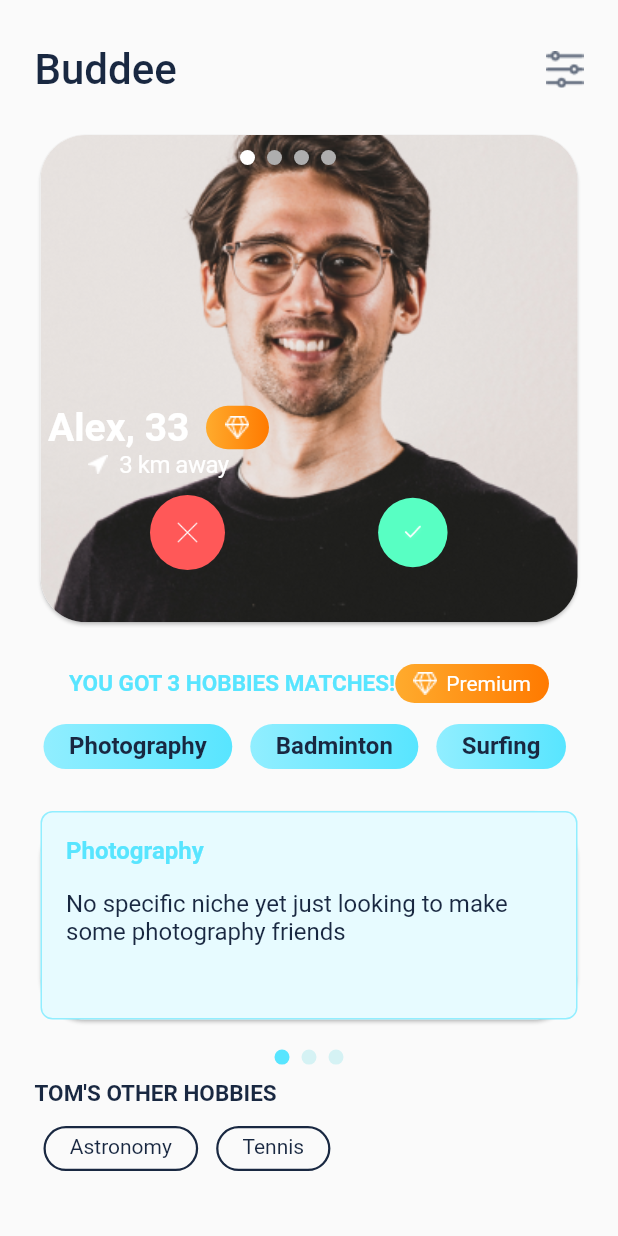
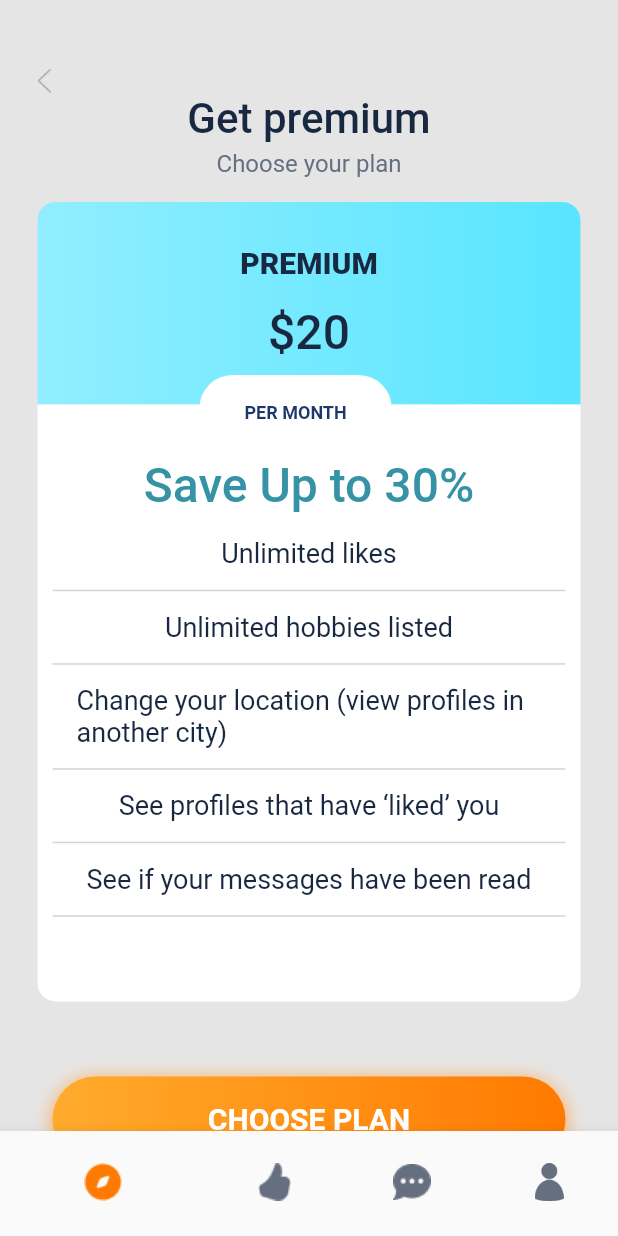
Before and after one commit to neelam-rajpoot-2000/design_premium_account, a Flutter app: the screen it shows after launch, on a phone screen of 412 x 824 dp. Run offline on Flutter 3.47's test engine with Material 2 defaults, Android fonts, the phone set to English and light mode, and no system bars; drawn by our look-alikes of carousel_slider, smooth_page_indicator; our stand-ins replace image_picker, webview_flutter; Roboto replaces fonts that are missing (assets/font/Poppins-Bold.ttf); project files that could hold a hidden picture were left out.

```diff
--- a/lib/constants/colors_constant.dart
+++ b/lib/constants/colors_constant.dart
@@ -24,5 +24,9 @@ class ColorConstants{
   static Color silverChaliceColor =Color(0xFFAEAEAE);
   static Color icebergColor =Color(0xFFD5F2F4);
   static Color bubblesColor =Color(0xFFE7FBFF);
-  //static Color anakiwaColor =Color(0xFF94BDFF);
+  static Color mercuryColor =Color(0xFFE5E5E5);
+  static Color biscayColor =Color(0xFF1D396B);
+  static Color blueColor =Color(0xFF3593A5);
+  static Color redColor =Color(0xFFFF4040);
+  static Color athensGrayColor =Color(0xFFE5E5EA);
 }
--- a/lib/constants/icons_constant.dart
+++ b/lib/constants/icons_constant.dart
@@ -21,6 +21,9 @@ class IconConstants{
   static const lines = '$base/lines.png';
   static const direction = '$base/direction.png';
   static const diamond1 = '$base/diamond1.png';
+  static const pay = '$base/Pay.png';
+  static const img = '$base/img.png';
+  static const  forward1= '$base/Icon.png';
 
 
 }
--- a/lib/constants/images_constant.dart
+++ b/lib/constants/images_constant.dart
@@ -16,6 +16,8 @@ class ImageConstants{
   static const boy1 = '$base/boy2.png';
   static const boy3 = '$base/boy3.png';
   static const girl = '$base/girl1.png';
+  static const cards = '$base/cards.png';
+  static const photo = '$base/photo.png';
 
 
 
--- a/lib/constants/string_constant.dart
+++ b/lib/constants/string_constant.dart
@@ -1,3 +1,5 @@
+import 'package:flutter/material.dart';
+
 class StringConstant{
   static const String helloText = 'Hello Again!';
   static const String signInAccountText = 'Sign in to your account';
@@ -101,6 +103,27 @@ class StringConstant{
   static const String alexOtherText = "ALEX' S OTHER HOBBIES";
   static const String buddeeText = 'Buddee';
   static const String surfingIsText = "Surfing is the study of everything in the universe beyond Earth's atmosphere. That includes objects like the Sun , the Moon , the planets, and the stars.";
+  static const String getPremiumText = 'Get premium';
+  static const String chooseYourPlanText = 'Choose your plan';
+  static const String dollarText = '\$20';
+  static const String premium1Text = 'PREMIUM';
+  static const String perMonthText = 'PER MONTH';
+  static const String saveUpText = 'Save Up to 30%';
+  static const String unlimitedLikesText = 'Unlimited likes';
+  static const String unlimitedHobbiesText = 'Unlimited hobbies listed';
+  static const String changeYourLocationText = 'Change your location (view profiles in another city)';
+  static const String seeProfilesText = 'See profiles that have ‘liked’ you';
+  static const String seeIfText = 'See if your messages have been read';
+  static const String choosePlanText = 'CHOOSE PLAN';
+  static const String cancelText = 'Cancel';
+  static const String vivaText = "VISA AVO INFINITE(••••1234)";
+  static const String payText = 'PAY GUACAMOLE S.R.O';
+  static const String dollar1Text = '\$99,99';
+  static const String confirmText = 'Confirm with Side Button';
+  static const String exploreText = 'Explore';
+  static const String congratulationsText = 'Congratulations!';
+  static const String goToText = 'GO TO BUDDEE';
+  static const String youAreText = 'You are now a premium account holder';
 
 
 
--- a/lib/main.dart
+++ b/lib/main.dart
@@ -4,6 +4,7 @@ import 'package:design_premium_account/modules/profile/privacy_policy/privacy_po
 import 'package:design_premium_account/routes/route_generator.dart';
 import 'package:flutter/material.dart';
 
+import 'modules/checkout_options/abb_hobbies_get_permium.dart';
 import 'modules/explore/explore_screens/explore_screen.dart';
 import 'modules/login_screens/add_hobbies/add_hobbies_badminton_one_hobby_screen.dart';
 import 'modules/login_screens/add_hobbies/add_hobbies_badminton_screen.dart';
@@ -35,7 +36,7 @@ class MyApp extends StatelessWidget {
   Widget build(BuildContext context) {
     return  MaterialApp(
       debugShowCheckedModeBanner: false,
-      home: ExploreScreen(),
+      home: GetPermium(),
       onGenerateRoute: RouteGenerator.generateRoute,
     );
   }
--- /dev/null
+++ b/lib/modules/checkout_options/abb_hobbies_get_permium.dart
@@ -0,0 +1,285 @@
+import 'package:design_premium_account/constants/string_constant.dart';
+import 'package:design_premium_account/constants/style_constant.dart';
+import 'package:flutter/material.dart';
+
+import '../../constants/colors_constant.dart';
+import '../../constants/icons_constant.dart';
+import '../../routes/route_generator.dart';
+
+class GetPermium extends StatefulWidget {
+  const GetPermium({Key? key}) : super(key: key);
+
+  @override
+  State<GetPermium> createState() => _GetPermiumState();
+}
+
+class _GetPermiumState extends State<GetPermium> {
+  int _selectedIndex = 0;
+  void _onItemTapped(int index) {
+    setState(() {
+      _selectedIndex = index;
+    });
+  }
+  final List item = [
+    {
+      'title': StringConstant.unlimitedLikesText,
+    },
+    {
+      'title': StringConstant.unlimitedHobbiesText,
+    },
+    {
+      'title': StringConstant.changeYourLocationText,
+    },
+    {
+      'title': StringConstant.seeProfilesText,
+    },
+    {
+      'title': StringConstant.seeIfText,
+    }
+  ];
+  @override
+  Widget build(BuildContext context) {
+    return Scaffold(
+      backgroundColor: ColorConstants.mercuryColor,
+      body: SafeArea(
+        child: SingleChildScrollView(
+          child: Stack(
+            children: [
+              Padding(
+                padding: const EdgeInsets.symmetric(
+                    horizontal: 25.06, vertical: 45),
+                child: Column(
+                  crossAxisAlignment: CrossAxisAlignment.start,
+                  children: [
+                    InkWell(
+                      onTap: () {
+                        Navigator.pop(context);
+                      },
+                      child: Image.asset(
+                        IconConstants.backward,
+                        height: 17.64,
+                        width: 8.89,
+                        fit: BoxFit.contain,
+                        color: ColorConstants.hitGrayColor,
+                      ),
+                    ),
+                    Center(
+                      child: Text(
+                        StringConstant.getPremiumText,
+                        style: AppStyles.boldText(
+                            color: ColorConstants.bigStoneColor,
+                            fontSize: 28,
+                            fontWeight: FontWeight.w500),
+                      ),
+                    ),
+                    SizedBox(
+                      height: 4,
+                    ),
+                    Center(
+                        child: Text(
+                      StringConstant.chooseYourPlanText,
+                      style: AppStyles.regularText(
+                          color: ColorConstants.paleSkyColor,
+                          fontSize: 16,
+                          fontWeight: FontWeight.w400),
+                    )),
+                    SizedBox(
+                      height: 16,
+                    ),
+                    Center(
+                      child: Container(
+                        width: double.infinity,
+                        padding: EdgeInsets.symmetric(vertical: 29),
+                        decoration: BoxDecoration(
+                          gradient: LinearGradient(colors: [
+                            ColorConstants.anakiwaColor,
+                            ColorConstants.malibu2Color,
+                          ]),
+                          borderRadius: BorderRadius.only(
+                            topRight: Radius.circular(12.0),
+                            topLeft: Radius.circular(12.0),
+                          ),
+                        ),
+                        child: Column(
+                          crossAxisAlignment: CrossAxisAlignment.center,
+                          children: [
+                            Text(
+                              StringConstant.premium1Text,
+                              style: AppStyles.semiBoldText(
+                                  color: ColorConstants.bigStoneColor,
+                                  fontWeight: FontWeight.w800,
+                                  fontSize: 20),
+                            ),
+                            SizedBox(
+                              height: 16,
+                            ),
+                            Text(
+                              StringConstant.dollarText,
+                              style: AppStyles.semiBoldText(
+                                  color: ColorConstants.bigStoneColor,
+                                  fontWeight: FontWeight.w500,
+                                  fontSize: 32),
+                            )
+                          ],
+                        ),
+                      ),
+                    ),
+                    Container(
+                      width: double.infinity,
+                      padding: EdgeInsets.symmetric(vertical: 35),
+                      decoration: BoxDecoration(
+                        color: ColorConstants.whiteColor,
+                        borderRadius: BorderRadius.only(
+                          bottomRight: Radius.circular(12.0),
+                          bottomLeft: Radius.circular(12.0),
+                        ),
+                      ),
+                      child: Column(
+                        crossAxisAlignment: CrossAxisAlignment.center,
+                        children: [
+                          Text(
+                            StringConstant.saveUpText,
+                            style: AppStyles.semiBoldText(
+                                color: ColorConstants.blueColor,
+                                fontWeight: FontWeight.w500,
+                                fontSize: 32),
+                          ),
+                          SizedBox(height: 10,),
+                          SizedBox(
+                            height: 280,
+                            child: ListView.builder(
+                              itemCount: item.length,
+                              shrinkWrap: true,
+                              itemBuilder: (BuildContext context, int index) {
+                                return _buildCardViewWidget(
+                                  title: item[index]['title'],
+                                );
+                              },
+                            ),
+                          ),
+                        ],
+                      ),
+                    ),
+                    SizedBox(height: 50,),
+                    InkWell(
+                      onTap: () {
+                        Navigator.push(context, RouteGenerator.generateRoute(const RouteSettings(name: '/pay')));
+                      },
+                      child: Container(
+                          width: double.infinity,
+                          margin: const EdgeInsets.symmetric(horizontal: 10),
+                          padding: const EdgeInsets.symmetric(vertical: 17),
+                          decoration: BoxDecoration(
+                              boxShadow: [
+                                BoxShadow(
+                                  color: ColorConstants.yellowOrangeColor,
+                                  blurRadius: 10.0,
+                                  offset: const Offset(0.0, 2),
+                                ),
+                              ],
+                              gradient: LinearGradient(colors: [
+                                ColorConstants.sunshadeColor,
+                                ColorConstants.orangeColor,
+                              ]),
+                              borderRadius: BorderRadius.circular(40)),
+                          child: Text(StringConstant.choosePlanText,
+                              textAlign: TextAlign.center,
+                              style: AppStyles.boldText(
+                                  fontSize: 20,
+                                  color: ColorConstants.whiteColor,
+                                  fontWeight: FontWeight.w600))),
+                    ),
+                  ],
+                ),
+              ),
+              Positioned(
+                  top: 250,
+                  left: 133,
+                  child: Container(
+                    padding: EdgeInsets.symmetric(horizontal: 30, vertical: 18),
+                    decoration: BoxDecoration(
+                        color: ColorConstants.whiteColor,
+                        borderRadius: BorderRadius.circular(22)),
+                    child: Text(
+                      StringConstant.perMonthText,
+                      style: AppStyles.semiBoldText(
+                          color: ColorConstants.biscayColor,
+                          fontSize: 12,
+                          fontWeight: FontWeight.w700),
+                    ),
+                  ))
+            ],
+          ),
+        ),
+      ),
+      bottomNavigationBar: SizedBox(
+        height: 70,
+        child: BottomNavigationBar(
+          showSelectedLabels: false,
+          showUnselectedLabels: false,
+          items: const [
+            BottomNavigationBarItem(
+              icon: ImageIcon(
+                AssetImage(IconConstants.vector),
+                size: 25,
+              ),
+              label: 'Direction',
+            ),
+            BottomNavigationBarItem(
+              icon: ImageIcon(
+                AssetImage(IconConstants.thumb),
+                size: 25,
+              ),
+              label: 'Like',
+            ),
+            BottomNavigationBarItem(
+              icon: ImageIcon(
+                AssetImage(IconConstants.message),
+                size: 25,
+              ),
+              label: 'Message',
+            ),
+            BottomNavigationBarItem(
+              icon: ImageIcon(
+                AssetImage(IconConstants.person),
+                size: 25,
+              ),
+              label: 'Person',
+            ),
+          ],
+          currentIndex: _selectedIndex,
+          selectedItemColor: ColorConstants.orangeColor,
+          unselectedItemColor: ColorConstants.paleSkyColor,
+          onTap: _onItemTapped,
+        ),
+      ),
+    );
+  }
+
+  _buildCardViewWidget({
+    required String title,
+  }) {
+    return Column(
+      crossAxisAlignment: CrossAxisAlignment.center,
+      children: [
+        Padding(
+          padding: const EdgeInsets.symmetric(vertical: 6,horizontal: 26),
+          child: Text(
+            title,
+            style: AppStyles.regularText(
+            color: ColorConstants.bigStoneColor,
+            fontSize: 18,
+            fontWeight: FontWeight.w400),
+          ),
+        ),
+        Divider(
+          thickness: 1,
+          color: ColorConstants.alto,
+          indent: 10,
+          endIndent: 10,
+        ),
+
+      ],
+    );
+  }
+}
--- a/lib/modules/explore/explore_screens/explore_screen.dart
+++ b/lib/modules/explore/explore_screens/explore_screen.dart
@@ -76,7 +76,7 @@ class _ExploreScreenState extends State<ExploreScreen> {
                               fontSize: 28,
                               fontWeight: FontWeight.w500),
                         ),
-                        Spacer(),
+                        const Spacer(),
                         Image.asset(
                           IconConstants.lines,
                           height: 24.42,
@@ -85,7 +85,7 @@ class _ExploreScreenState extends State<ExploreScreen> {
                         )
                       ],
                     ),
-                    SizedBox(
+                    const SizedBox(
                       height: 23,
                     ),
                     CarouselSlider(
@@ -109,7 +109,7 @@ class _ExploreScreenState extends State<ExploreScreen> {
                                 borderRadius: BorderRadius.circular(30.0),
                               ),
                               child: ClipRRect(
-                                borderRadius: BorderRadius.all(
+                                borderRadius: const BorderRadius.all(
                                   Radius.circular(30.0),
                                 ),
                                 child: Image.asset(
@@ -122,7 +122,7 @@ class _ExploreScreenState extends State<ExploreScreen> {
                           )
                           .toList(),
                     ),
-                    SizedBox(
+                    const SizedBox(
                       height: 24,
                     ),
                     Row(
@@ -137,7 +137,7 @@ class _ExploreScreenState extends State<ExploreScreen> {
                         ),
                         Container(
                           padding:
-                              EdgeInsets.symmetric(vertical: 5, horizontal: 12),
+                              const EdgeInsets.symmetric(vertical: 5, horizontal: 12),
                           decoration: BoxDecoration(
                             gradient: LinearGradient(colors: [
                               ColorConstants.sunshadeColor,
@@ -154,7 +154,7 @@ class _ExploreScreenState extends State<ExploreScreen> {
                                 width: 16,
                                 fit: BoxFit.cover,
                               ),
-                              SizedBox(
+                              const SizedBox(
                                 width: 6,
                               ),
                               Text(
@@ -169,7 +169,7 @@ class _ExploreScreenState extends State<ExploreScreen> {
                         )
                       ],
                     ),
-                    SizedBox(
+                    const SizedBox(
                       height: 14,
                     ),
                     SizedBox(
@@ -186,7 +186,7 @@ class _ExploreScreenState extends State<ExploreScreen> {
                         },
                       ),
                     ),
-                    SizedBox(
+                    const SizedBox(
                       height: 24,
                     ),
                     SizedBox(
@@ -211,7 +211,7 @@ class _ExploreScreenState extends State<ExploreScreen> {
                                     borderRadius: BorderRadius.circular(30.0),
                                   ),
                                   child: Container(
-                                    padding: EdgeInsets.all(16),
+                                    padding: const EdgeInsets.all(16),
                                     decoration: BoxDecoration(
                                         color: ColorConstants.bubblesColor,
                                         border: Border.all(
@@ -230,7 +230,7 @@ class _ExploreScreenState extends State<ExploreScreen> {
                                               fontWeight: FontWeight.w600,
                                               fontSize: 16),
                                         ),
-                                        SizedBox(
+                                        const SizedBox(
                                           height: 16,
                                         ),
                                         Text(
@@ -248,11 +248,11 @@ class _ExploreScreenState extends State<ExploreScreen> {
                             .toList(),
                       ),
                     ),
-                    SizedBox(
+                    const SizedBox(
                       height: 16,
                     ),
                     Center(child: buildIndicator1()),
-                    SizedBox(
+                    const SizedBox(
                       height: 10,
                     ),
                     Text(
@@ -262,7 +262,7 @@ class _ExploreScreenState extends State<ExploreScreen> {
                           fontWeight: FontWeight.w600,
                           fontSize: 15),
                     ),
-                    SizedBox(
+                    const SizedBox(
                       height: 13,
                     ),
                     SizedBox(
@@ -279,7 +279,7 @@ class _ExploreScreenState extends State<ExploreScreen> {
                         },
                       ),
                     ),
-                    SizedBox(
+                    const SizedBox(
                       height: 24,
                     ),
                   ],
@@ -304,11 +304,11 @@ class _ExploreScreenState extends State<ExploreScreen> {
                               fontWeight: FontWeight.w600,
                               fontSize: 26),
                         ),
-                        SizedBox(
+                        const SizedBox(
                           width: 11,
                         ),
                         Container(
-                            padding: EdgeInsets.symmetric(
+                            padding: const EdgeInsets.symmetric(
                                 horizontal: 13, vertical: 7),
                             decoration: BoxDecoration(
                                 gradient: LinearGradient(colors: [
@@ -332,7 +332,7 @@ class _ExploreScreenState extends State<ExploreScreen> {
                           width: 13,
                           color: ColorConstants.whiteColor,
                         ),
-                        SizedBox(
+                        const SizedBox(
                           width: 8,
                         ),
                         Text(
@@ -359,7 +359,7 @@ class _ExploreScreenState extends State<ExploreScreen> {
                         shape: BoxShape.circle,
                         color: ColorConstants.persimmonColor,
                       ),
-                      padding: EdgeInsets.all(18),
+                      padding: const EdgeInsets.all(18),
                       child: Image.asset(
                         IconConstants.close,
                         height: 14,
@@ -368,7 +368,7 @@ class _ExploreScreenState extends State<ExploreScreen> {
                         fit: BoxFit.cover,
                       ),
                     ),
-                    SizedBox(
+                    const SizedBox(
                       width: 100,
                     ),
                     Container(
@@ -376,7 +376,7 @@ class _ExploreScreenState extends State<ExploreScreen> {
                         shape: BoxShape.circle,
                         color: ColorConstants.aquamarineColor,
                       ),
-                      padding: EdgeInsets.all(18),
+                      padding: const EdgeInsets.all(18),
                       child: Image.asset(
                         IconConstants.ryt,
                         height: 10.31,
@@ -397,7 +397,7 @@ class _ExploreScreenState extends State<ExploreScreen> {
 
   _buildCardViewWidget({required String title, required index}) {
     return Container(
-      margin: EdgeInsets.symmetric(horizontal: 6),
+      margin: const EdgeInsets.symmetric(horizontal: 6),
       padding: const EdgeInsets.symmetric(horizontal: 17, vertical: 5),
       decoration: BoxDecoration(
         borderRadius: BorderRadius.circular(15),
@@ -422,7 +422,7 @@ class _ExploreScreenState extends State<ExploreScreen> {
           borderRadius: BorderRadius.circular(30.0),
         ),
         child: Container(
-          padding: EdgeInsets.all(16),
+          padding: const EdgeInsets.all(16),
           decoration: BoxDecoration(
               color: ColorConstants.bubblesColor,
               border: Border.all(color: ColorConstants.anakiwaColor, width: 1),
@@ -437,7 +437,7 @@ class _ExploreScreenState extends State<ExploreScreen> {
                     fontWeight: FontWeight.w600,
                     fontSize: 16),
               ),
-              SizedBox(
+              const SizedBox(
                 height: 16,
               ),
               Text(
@@ -454,7 +454,7 @@ class _ExploreScreenState extends State<ExploreScreen> {
 
   _buildCardViewWidget1({required String title, required index}) {
     return Container(
-      margin: EdgeInsets.symmetric(horizontal: 6),
+      margin: const EdgeInsets.symmetric(horizontal: 6),
       padding: const EdgeInsets.symmetric(horizontal: 16, vertical: 4),
       decoration: BoxDecoration(
           borderRadius: BorderRadius.circular(15),
```
Also changed, not shown: lib/modules/checkout_options/abb_hobbies_pay.dart (added, +242 -0 lines), lib/modules/checkout_options/add_hobbies_explore.dart (added, +61 -0 lines), lib/modules/profile/profile_settings/profile_settings_search_settings_screen.dart (+10 -11 lines), lib/routes/route_generator.dart (+10 -0 lines), assets/cards.png (added), assets/icon_assets_constants/Icon.png (added), assets/icon_assets_constants/Pay.png (added), assets/icon_assets_constants/img.png (added), assets/photo.png (added).
